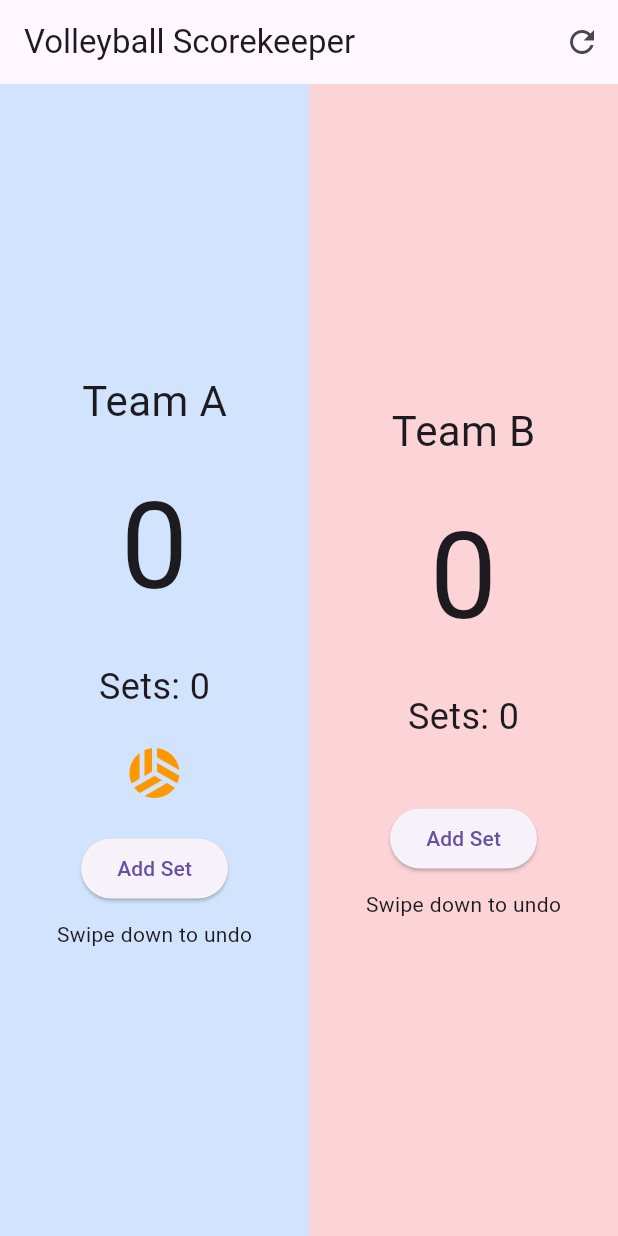
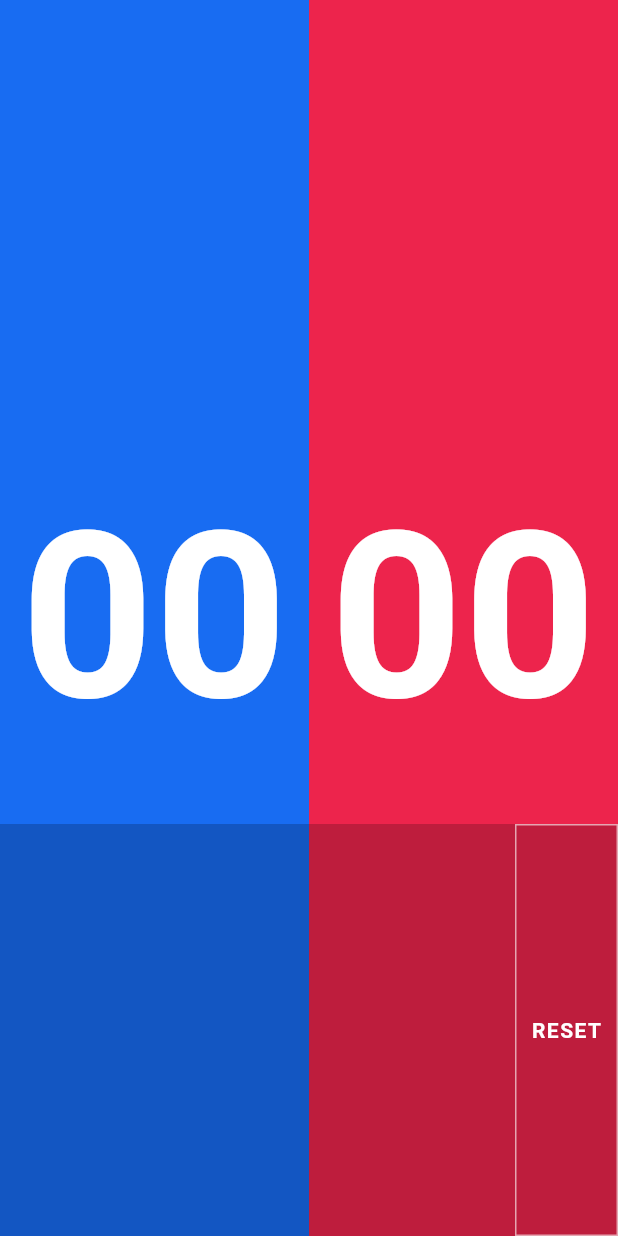
Before and after one commit to jkong27/vball_scorekeeper, a Flutter app: the screen it shows after launch, on a phone screen of 412 x 824 dp. Run offline on Flutter 3.47's test engine with Material 3 defaults, Android fonts, the phone set to English and light mode, and no system bars.

Commit message:
simplified app

```diff
--- a/lib/main.dart
+++ b/lib/main.dart
@@ -1,111 +1,84 @@
 import 'package:flutter/material.dart';
 
 void main() {
-  runApp(VolleyballScorekeeperApp());
+  runApp(const VolleyballScorekeeperApp());
 }
 
 class VolleyballScorekeeperApp extends StatelessWidget {
+  const VolleyballScorekeeperApp({super.key});
+
   @override
   Widget build(BuildContext context) {
     return MaterialApp(
       title: 'Volleyball Scorekeeper',
-      theme: ThemeData(primarySwatch: Colors.blue),
-      home: ScoreKeeperPage(),
+      debugShowCheckedModeBanner: false,
+      home: const ScoreboardPage(),
     );
   }
 }
 
-class MatchState {
-  int teamAScore;
-  int teamBScore;
-  int teamASets;
-  int teamBSets;
-  bool isTeamAServing;
+class ScoreboardPage extends StatefulWidget {
+  const ScoreboardPage({super.key});
 
-  MatchState({
-    required this.teamAScore,
-    required this.teamBScore,
-    required this.teamASets,
-    required this.teamBSets,
-    required this.isTeamAServing,
-  });
+  static const Color teamBlue = Color(0xFF186CF2);
+  static const Color teamRed = Color(0xFFED244C);
 
-  // Clone for history
-  MatchState copy() => MatchState(
-    teamAScore: teamAScore,
-    teamBScore: teamBScore,
-    teamASets: teamASets,
-    teamBSets: teamBSets,
-    isTeamAServing: isTeamAServing,
-  );
+  @override
+  State<ScoreboardPage> createState() => _ScoreboardPageState();
 }
 
-class ScoreKeeperPage extends StatefulWidget {
-  @override
-  _ScoreKeeperPageState createState() => _ScoreKeeperPageState();
-}
+class _ScoreboardPageState extends State<ScoreboardPage> {
+  int blueScore = 0;
+  int redScore = 0;
 
-class _ScoreKeeperPageState extends State<ScoreKeeperPage> {
-  late MatchState state;
-  final List<MatchState> history = [];
-
-  @override
-  void initState() {
-    super.initState();
-    state = MatchState(
-      teamAScore: 0,
-      teamBScore: 0,
-      teamASets: 0,
-      teamBSets: 0,
-      isTeamAServing: true,
-    );
-  }
-
-  void saveState() {
-    history.add(state.copy());
-  }
-
-  void addPoint(bool teamA) {
+  void _resetScores() {
     setState(() {
-      saveState();
-      if (teamA) {
-        state.teamAScore++;
-        state.isTeamAServing = true;
-      } else {
-        state.teamBScore++;
-        state.isTeamAServing = false;
-      }
+      blueScore = 0;
+      redScore = 0;
     });
   }
 
-  void undo() {
-    setState(() {
-      if (history.isNotEmpty) {
-        state = history.removeLast();
+  Future<void> _confirmReset(BuildContext context) async {
+    final confirmed = await showDialog<bool>(
+      context: context,
+      builder: (dialogContext) => AlertDialog(
+        title: const Text('Reset scores?'),
+        content: const Text('Both teams will return to 00.'),
+        actions: [
+          TextButton(
+            onPressed: () => Navigator.pop(dialogContext, false),
+            child: const Text('Cancel'),
+          ),
+          TextButton(
+            onPressed: () => Navigator.pop(dialogContext, true),
+            child: const Text('Reset'),
+          ),
+        ],
+      ),
+    );
+
+    if (confirmed == true && mounted) {
+      _resetScores();
     }
-    });
   }
 
-  void resetMatch() {
+  void _handleTap(Offset position, BoxConstraints constraints) {
+    final isBlueSide = position.dx < constraints.maxWidth / 2;
+    final isAboveOverlay = position.dy < constraints.maxHeight * 2 / 3;
+
     setState(() {
-      state = MatchState(
-        teamAScore: 0,
-        teamBScore: 0,
-        teamASets: 0,
-        teamBSets: 0,
-        isTeamAServing: true,
-      );
-      history.clear();
-    });
+      if (isAboveOverlay) {
+        if (isBlueSide) {
+          blueScore++;
+        } else {
+          redScore++;
         }
-
-  void addSet(bool teamA) {
-    setState(() {
-      saveState();
-      if (teamA) {
-        state.teamASets++;
       } else {
-        state.teamBSets++;
+        if (isBlueSide) {
+          blueScore = blueScore > 0 ? blueScore - 1 : 0;
+        } else {
+          redScore = redScore > 0 ? redScore - 1 : 0;
+        }
       }
     });
   }
@@ -113,70 +86,90 @@ class _ScoreKeeperPageState extends State<ScoreKeeperPage> {
   @override
   Widget build(BuildContext context) {
     return Scaffold(
-      appBar: AppBar(
-        title: Text('Volleyball Scorekeeper'),
-        actions: [IconButton(icon: Icon(Icons.refresh), onPressed: resetMatch)],
+      body: LayoutBuilder(
+        builder: (context, constraints) {
+          return Stack(
+            children: [
+              Row(
+                children: [
+                  _teamSide(ScoreboardPage.teamBlue, blueScore),
+                  _teamSide(ScoreboardPage.teamRed, redScore),
+                ],
               ),
-      body: Row(
-        children: [
-          _teamColumn(
-            'Team A',
-            state.teamAScore,
-            state.teamASets,
-            true,
-            Colors.blue,
+              Positioned(
+                left: 0,
+                right: 0,
+                bottom: 0,
+                height: constraints.maxHeight / 3,
+                child: IgnorePointer(
+                  child: ColoredBox(
+                    color: Colors.black.withValues(alpha: 0.2),
                   ),
-          _teamColumn(
-            'Team B',
-            state.teamBScore,
-            state.teamBSets,
-            false,
-            Colors.red,
+                ),
+              ),
+              Positioned.fill(
+                child: GestureDetector(
+                  behavior: HitTestBehavior.opaque,
+                  onTapUp: (details) =>
+                      _handleTap(details.localPosition, constraints),
+                ),
+              ),
+              Positioned(
+                left: constraints.maxWidth * 5 / 6,
+                width: constraints.maxWidth / 6,
+                bottom: 0,
+                height: constraints.maxHeight / 3,
+                child: TextButton(
+                  onPressed: () => _confirmReset(context),
+                  style: TextButton.styleFrom(
+                    foregroundColor: Colors.white,
+                    padding: EdgeInsets.zero,
+                    minimumSize: Size(
+                      constraints.maxWidth / 6,
+                      constraints.maxHeight / 3,
+                    ),
+                    tapTargetSize: MaterialTapTargetSize.shrinkWrap,
+                    side: BorderSide(
+                      color: Colors.white.withValues(alpha: 0.6),
+                    ),
+                    shape: const RoundedRectangleBorder(),
+                  ),
+                  child: const Text(
+                    'RESET',
+                    style: TextStyle(
+                      fontWeight: FontWeight.bold,
+                      letterSpacing: 1,
+                    ),
+                  ),
+                ),
               ),
             ],
+          );
+        },
       ),
     );
   }
 
-  Expanded _teamColumn(
-    String name,
-    int score,
-    int sets,
-    bool teamA,
-    Color color,
-  ) {
+  Widget _teamSide(Color color, int score) {
     return Expanded(
-      child: GestureDetector(
-        onTap: () => addPoint(teamA),
-        onVerticalDragUpdate: (details) {
-          if (details.delta.dy > 10) {
-            // Swiping down
-            undo();
-          }
+      child: Container(
+        color: color,
+        padding: const EdgeInsets.all(12),
+        alignment: Alignment.center,
+        child: LayoutBuilder(
+          builder: (context, constraints) {
+            final size = constraints.biggest.shortestSide * 0.85;
+            return Text(
+              score.toString().padLeft(2, '0'),
+              textAlign: TextAlign.center,
+              style: TextStyle(
+                color: Colors.white,
+                fontWeight: FontWeight.bold,
+                height: 1,
+                fontSize: size,
+              ),
+            );
           },
-        child: Container(
-          color: color.withOpacity(0.2),
-          child: Column(
-            mainAxisAlignment: MainAxisAlignment.center,
-            children: [
-              Text(name, style: TextStyle(fontSize: 28)),
-              SizedBox(height: 20),
-              Text('$score', style: TextStyle(fontSize: 80)),
-              SizedBox(height: 20),
-              Text('Sets: $sets', style: TextStyle(fontSize: 24)),
-              SizedBox(height: 20),
-              if ((teamA && state.isTeamAServing) ||
-                  (!teamA && !state.isTeamAServing))
-                Icon(Icons.sports_volleyball, size: 40, color: Colors.orange),
-              SizedBox(height: 20),
-              ElevatedButton(
-                onPressed: () => addSet(teamA),
-                child: Text('Add Set'),
-              ),
-              SizedBox(height: 10),
-              Text('Swipe down to undo', style: TextStyle(fontSize: 14)),
-            ],
-          ),
         ),
       ),
     );
```
Lines whose indentation alone changed are shown as unchanged.
